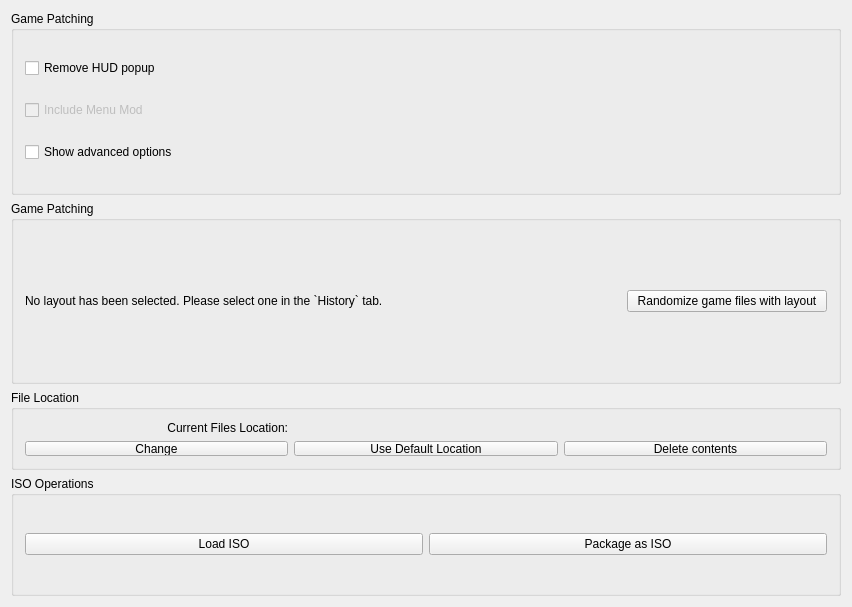
The window that randovania/gui/iso_management_window.ui (randovania/randovania) describes before a commit, drawn with Qt 5.
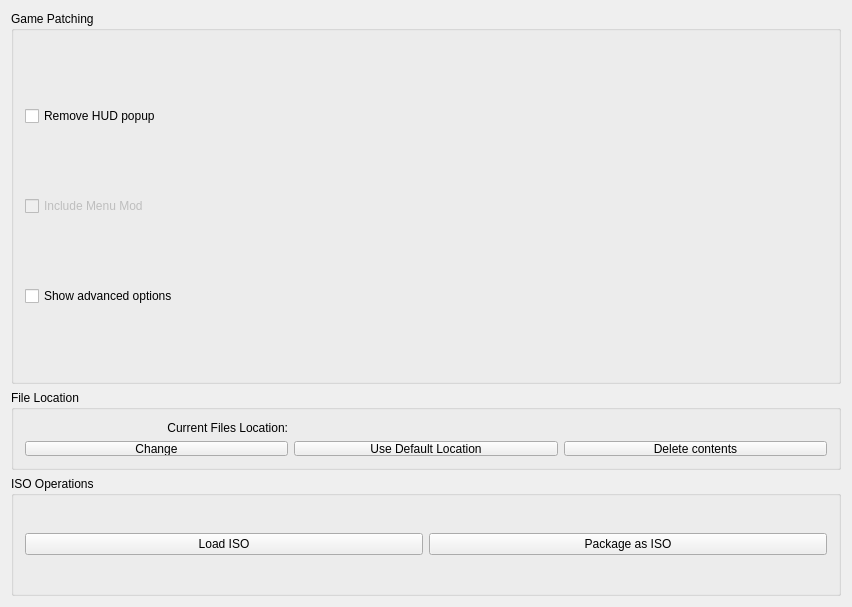
The same window after the commit.

Commit message: Use the shared progress bar, make HistoryWindow patch the ISO directly

```diff
--- a/randovania/gui/iso_management_window.ui
+++ b/randovania/gui/iso_management_window.ui
@@ -22,35 +22,6 @@
    </property>
    <layout class="QGridLayout" name="gridLayout">
     <item row="1" column="0" colspan="2">
-     <widget class="QGroupBox" name="randomizer_box">
-      <property name="title">
-       <string>Game Patching</string>
-      </property>
-      <layout class="QGridLayout" name="gridLayout_5">
-       <item row="0" column="0">
-        <widget class="QLabel" name="layout_identifier_label">
-         <property name="text">
-          <string>No layout has been selected. Please select one in the `History` tab.</string>
-         </property>
-        </widget>
-       </item>
-       <item row="0" column="1">
-        <widget class="QPushButton" name="apply_layout_button">
-         <property name="maximumSize">
-          <size>
-           <width>200</width>
-           <height>16777215</height>
-          </size>
-         </property>
-         <property name="text">
-          <string>Randomize game files with layout</string>
-         </property>
-        </widget>
-       </item>
-      </layout>
-     </widget>
-    </item>
-    <item row="2" column="0" colspan="2">
      <widget class="QGroupBox" name="files_box">
       <property name="maximumSize">
        <size>
```
Left out of the diff: 18 changed lines with no effect on the pictures. The commit also changes 6 other files.
